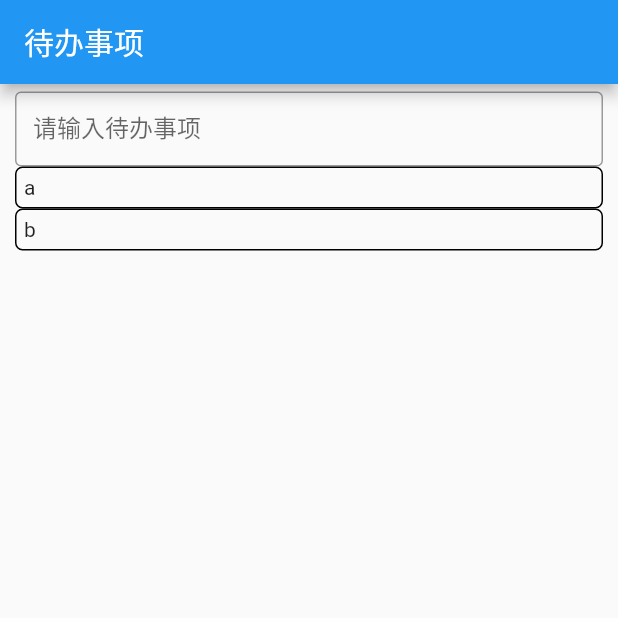
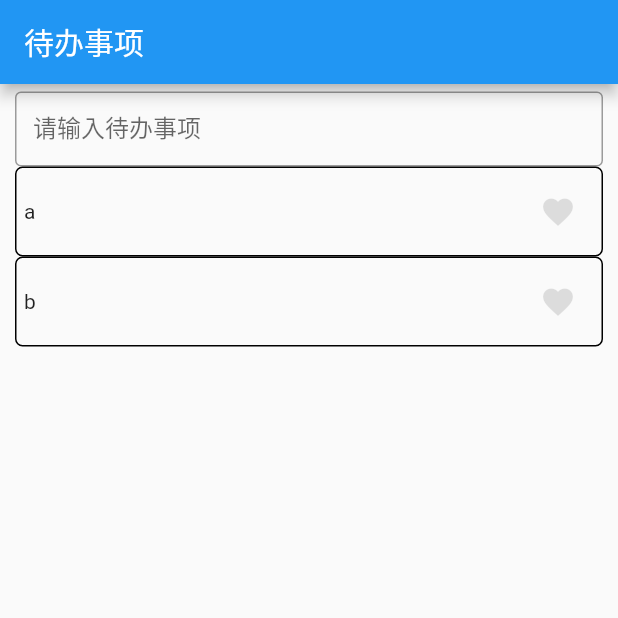
Before and after one commit to bookbags/daylight, a Flutter app: the screen it shows after launch, after a tap on "待办事项", on a phone screen of 412 x 824 dp, the top half of it. Run offline on Flutter 3.47's test engine with Material 2 defaults, Android fonts, the phone set to English and light mode, and no system bars.

```diff
--- a/flutter/ui/lib/ToDo.dart
+++ b/flutter/ui/lib/ToDo.dart
@@ -6,8 +6,17 @@ class ToDo extends StatefulWidget{
   State<ToDo> createState()=> _createStateWidget();
 }
 
+class Status{
+  String name;
+  Color state;
+  Status(this.name, this.state);
+}
+
 class _createStateWidget extends State<ToDo>{
-  List<String> things = ["a", "b"];
+  final achieve = Colors.red;
+  final noAchieve = Colors.black12;
+  List<Status> things = [Status("a", Colors.black12), Status("b", Colors.black12)];
+
 
   @override
   Widget build(BuildContext context){
@@ -29,7 +38,7 @@ class _createStateWidget extends State<ToDo>{
                   onSubmitted: (String? value){
                     setState(() {
                       if(value != null){
-                        things.add(value);
+                        things.add(Status(value, noAchieve));
                       }
                     });
                   },
@@ -37,13 +46,25 @@ class _createStateWidget extends State<ToDo>{
               ),
               Column(
                 children: things.map((e) => Container(
-                  padding:EdgeInsets.all(5),
+                  padding:const EdgeInsets.all(5),
                   width: double.infinity,
                   decoration:BoxDecoration(
                     border: Border.all(color: Colors.black, width: 1, style: BorderStyle.solid),
                     borderRadius: const BorderRadius.all(Radius.circular(5))
                   ),
-                  child: Text(e, textAlign: TextAlign.left),
+                  child: Row(
+                    mainAxisAlignment: MainAxisAlignment.spaceBetween,
+                    children: [
+                      Text(e.name, textAlign: TextAlign.left),
+                      IconButton(
+                        icon:const Icon(Icons.favorite),
+                        color: noAchieve,
+                        onPressed: () => {
+                          setState
+                        },
+                      ),
+                    ]
+                  )
                 )
 
                 ).toList()
```
Also changed, not shown: servers/package.json (added, +17 -0 lines), servers/tsconfig.json (added, +10 -0 lines), 5 other files.
